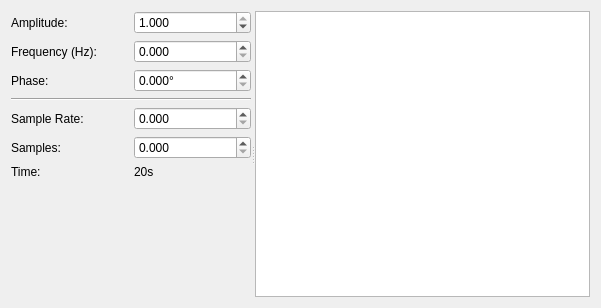
Above: src/urh/plugins/InsertSine/insert_sine_dialog.ui from jopohl/urh before the change. Below: the same form after it.
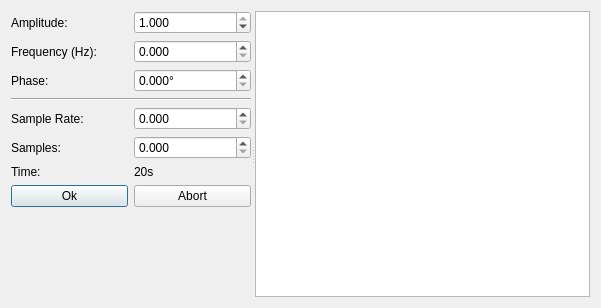
That is the form after the change. Custom widgets are drawn as their Qt base class.

```diff
--- a/src/urh/plugins/InsertSine/insert_sine_dialog.ui
+++ b/src/urh/plugins/InsertSine/insert_sine_dialog.ui
@@ -54,6 +54,19 @@
          </property>
         </widget>
        </item>
+       <item row="8" column="0">
+        <spacer name="verticalSpacer">
+         <property name="orientation">
+          <enum>Qt::Vertical</enum>
+         </property>
+         <property name="sizeHint" stdset="0">
+          <size>
+           <width>20</width>
+           <height>40</height>
+          </size>
+         </property>
+        </spacer>
+       </item>
        <item row="0" column="1">
         <widget class="QDoubleSpinBox" name="doubleSpinBoxAmplitude">
          <property name="decimals">
@@ -131,19 +144,6 @@
          </property>
         </widget>
        </item>
-       <item row="7" column="0">
-        <spacer name="verticalSpacer">
-         <property name="orientation">
-          <enum>Qt::Vertical</enum>
-         </property>
-         <property name="sizeHint" stdset="0">
-          <size>
-           <width>20</width>
-           <height>40</height>
-          </size>
-         </property>
-        </spacer>
-       </item>
        <item row="6" column="0">
         <widget class="QLabel" name="label_6">
          <property name="text">
@@ -158,6 +158,20 @@
          </property>
         </widget>
        </item>
+       <item row="7" column="0">
+        <widget class="QPushButton" name="btnOK">
+         <property name="text">
+          <string>Ok</string>
+         </property>
+        </widget>
+       </item>
+       <item row="7" column="1">
+        <widget class="QPushButton" name="btnAbort">
+         <property name="text">
+          <string>Abort</string>
+         </property>
+        </widget>
+       </item>
       </layout>
      </widget>
      <widget class="ZoomableGraphicView" name="graphicsViewSineWave">
```
